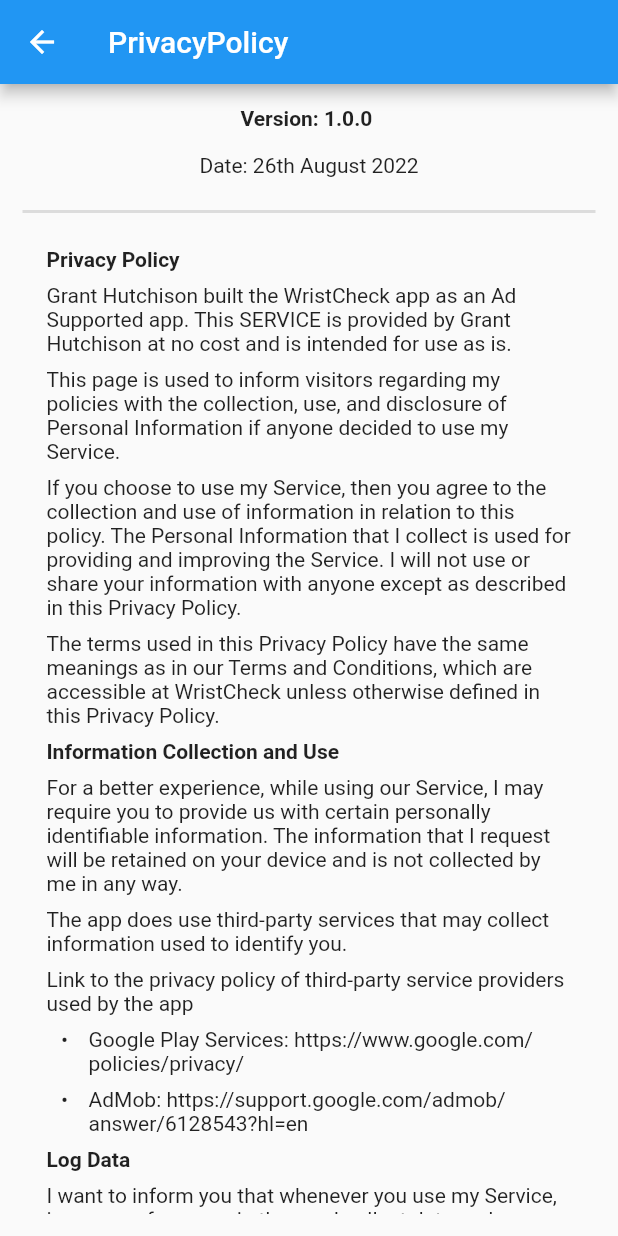
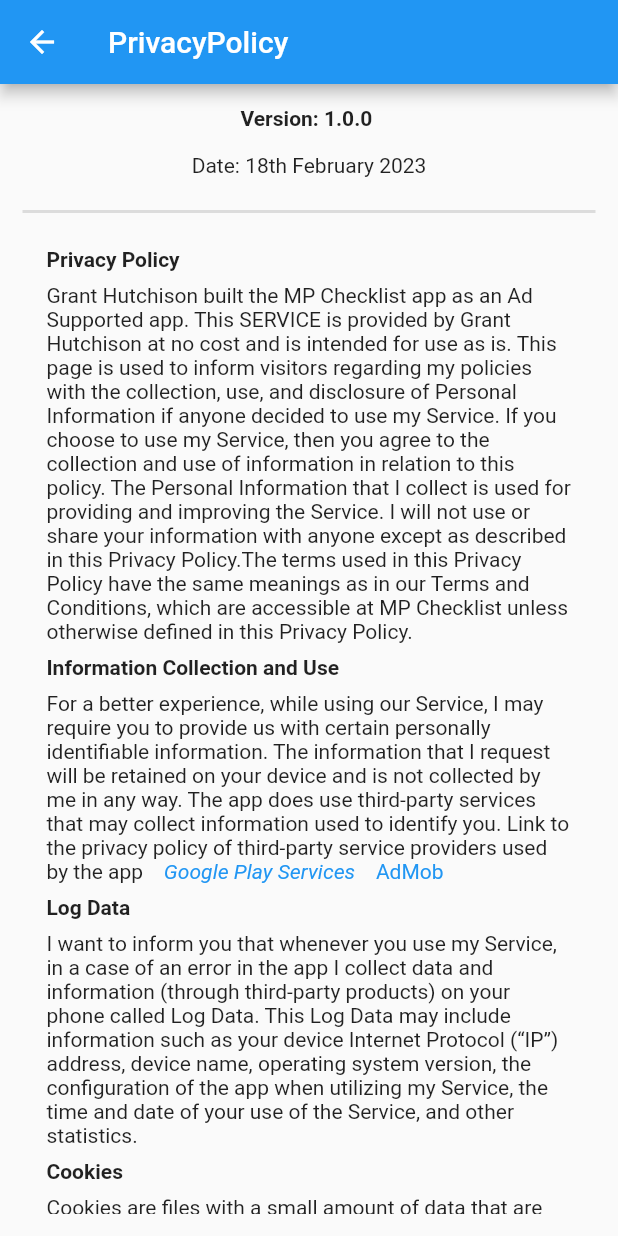
Before and after one commit to Stif-UK/MetroidPrimeTracker, a Flutter app: the screen it shows after launch, in the side drawer, after a tap on "Privacy Policy", on a phone screen of 412 x 824 dp. Run offline on Flutter 3.47's test engine with Material 2 defaults, Android fonts, the phone set to English and light mode, and no system bars; our stand-ins replace flutter_markdown, font_awesome_flutter, get, hive, hive_flutter, shared_preferences; accounts and stored records are empty.

Commit message:
implemented privacy policy

```diff
--- a/lib/copy/privacypolicycopy.dart
+++ b/lib/copy/privacypolicycopy.dart
@@ -1,41 +1,62 @@
 class PrivacyPolicyCopy{
   static String versionNumber = "1.0.0";
-  static String policyDate = "26th August 2022";
+  static String policyDate = "18th February 2023";
 
   static String privacyWording = "**Privacy Policy** \n\n"
-      "Grant Hutchison built the WristCheck app as an Ad Supported app. This SERVICE is provided by Grant Hutchison at no cost and is intended for use as is.\n"
-      "\nThis page is used to inform visitors regarding my policies with the collection, use, and disclosure of Personal Information if anyone decided to use my Service."
-      "\n\nIf you choose to use my Service, then you agree to the collection and use of information in relation to this policy. The Personal Information that I collect is used for providing and improving the Service. I will not use or share your information with anyone except as described in this Privacy Policy."
-      "\n\nThe terms used in this Privacy Policy have the same meanings as in our Terms and Conditions, which are accessible at WristCheck unless otherwise defined in this Privacy Policy."
-      "\n\n\n**Information Collection and Use**"
-      "\n\nFor a better experience, while using our Service, I may require you to provide us with certain personally identifiable information. The information that I request will be retained on your device and is not collected by me in any way."
-      "\n\nThe app does use third-party services that may collect information used to identify you."
-      "\n\nLink to the privacy policy of third-party service providers used by the app "
-      "\n*   Google Play Services: https://www.google.com/policies/privacy/ "
-      "\n*   AdMob: https://support.google.com/admob/answer/6128543?hl=en"
-      "\n\n\n**Log Data**"
-      "\n\nI want to inform you that whenever you use my Service, in a case of an error in the app I collect data and information (through third-party products) on your phone called Log Data. This Log Data may include information such as your device Internet Protocol (“IP”) address, device name, operating system version, the configuration of the app when utilizing my Service, the time and date of your use of the Service, and other statistics."
-      "\n\n\n**Cookies**"
-      "\n\nCookies are files with a small amount of data that are commonly used as anonymous unique identifiers. These are sent to your browser from the websites that you visit and are stored on your device's internal memory."
-      "\n\nThis Service does not use these “cookies” explicitly. However, the app may use third-party code and libraries that use “cookies” to collect information and improve their services. You have the option to either accept or refuse these cookies and know when a cookie is being sent to your device. If you choose to refuse our cookies, you may not be able to use some portions of this Service."
-      "\n\n**Service Providers**"
-      "\n\nI may employ third-party companies and individuals due to the following reasons: "
-      "\n*   To facilitate our Service;"
-      "\n*   To provide the Service on our behalf; "
-      "\n*   To perform Service-related services; or "
-      "\n*   To assist us in analyzing how our Service is used."
-      "\n\nI want to inform users of this Service that these third parties have access to their Personal Information. The reason is to perform the tasks assigned to them on our behalf. However, they are obligated not to disclose or use the information for any other purpose."
-      "\n\n\n**Security**"
-      "\n\nI value your trust in providing us your Personal Information, thus we are striving to use commercially acceptable means of protecting it. But remember that no method of transmission over the internet, or method of electronic storage is 100% secure and reliable, and I cannot guarantee its absolute security."
-      "\n\n\n**Links to Other Sites**"
-      "\n\nThis Service may contain links to other sites. If you click on a third-party link, you will be directed to that site. Note that these external sites are not operated by me. Therefore, I strongly advise you to review the Privacy Policy of these websites. I have no control over and assume no responsibility for the content, privacy policies, or practices of any third-party sites or services."
-      "\n\n\n**Children’s Privacy**"
-      "\n\nThese Services do not address anyone under the age of 13. I do not knowingly collect personally identifiable information from children under 13 years of age. In the case I discover that a child under 13 has provided me with personal information, I immediately delete this from our servers. If you are a parent or guardian and you are aware that your child has provided us with personal information, please contact me so that I will be able to do the necessary actions."
-      "\n\n\n**Changes to This Privacy Policy**"
-      "\n\nI may update our Privacy Policy from time to time. Thus, you are advised to review this page periodically for any changes. I will notify you of any changes by posting the new Privacy Policy on this page."
-      "\n\nThis policy is effective as of 2022-08-26"
-      "\n\n\n**Contact Us**"
-      "\n\nIf you have any questions or suggestions about my Privacy Policy, do not hesitate to contact me at stifdev.uk@gmail.com."
-      "\n\nThis privacy policy page was created at [privacypolicytemplate.net](https://privacypolicytemplate.net) and modified/generated by [App Privacy Policy Generator](https://app-privacy-policy-generator.nisrulz.com/)";
+      "Grant Hutchison built the MP Checklist app as an Ad Supported app. This SERVICE is provided by Grant Hutchison at no cost and is intended for use as is.\n "
+      "This page is used to inform visitors regarding my policies with the collection, use, and disclosure of Personal Information if anyone decided to use my Service.\n"
+      "If you choose to use my Service, then you agree to the collection and use of information in relation to this policy. The Personal Information that I collect is used for providing and improving the Service. I will not use or share your information with anyone except as described in this Privacy Policy."
+      "The terms used in this Privacy Policy have the same meanings as in our Terms and Conditions, which are accessible at MP Checklist unless otherwise defined in this Privacy Policy."
+      "\n\n"
+      "**Information Collection and Use**"
+      "\n\n"
+      "For a better experience, while using our Service, I may require you to provide us with certain personally identifiable information. The information that I request will be retained on your device and is not collected by me in any way."
+      "\nThe app does use third-party services that may collect information used to identify you."
+      "\nLink to the privacy policy of third-party service providers used by the app "
+      "*   [Google Play Services](https://www.google.com/policies/privacy/) "
+      "*   [AdMob](https://support.google.com/admob/answer/6128543?hl=en)"
+      "\n\n"
+      "**Log Data**"
+      "\n\n"
+      "I want to inform you that whenever you use my Service, in a case of an error in the app I collect data and information (through third-party products) on your phone called Log Data. This Log Data may include information such as your device Internet Protocol (“IP”) address, device name, operating system version, the configuration of the app when utilizing my Service, the time and date of your use of the Service, and other statistics."
+      "\n\n"
+      "**Cookies**"
+      "\n\n"
+      "Cookies are files with a small amount of data that are commonly used as anonymous unique identifiers. These are sent to your browser from the websites that you visit and are stored on your device's internal memory."
+      "\nThis Service does not use these “cookies” explicitly. However, the app may use third-party code and libraries that use “cookies” to collect information and improve their services. You have the option to either accept or refuse these cookies and know when a cookie is being sent to your device. If you choose to refuse our cookies, you may not be able to use some portions of this Service."
+      "\n\n"
+      "**Service Providers**"
+      "\n\n"
+      "I may employ third-party companies and individuals due to the following reasons: "
+      "\n"
+      "*   To facilitate our Service; "
+      "*   To provide the Service on our behalf; "
+      "*   To perform Service-related services; or "
+      "*   To assist us in analyzing how our Service is used."
+      "\nI want to inform users of this Service that these third parties have access to their Personal Information. The reason is to perform the tasks assigned to them on our behalf. However, they are obligated not to disclose or use the information for any other purpose."
+      "\n\n"
+      "**Security**"
+      "\n\n"
+      "I value your trust in providing us your Personal Information, thus we are striving to use commercially acceptable means of protecting it. But remember that no method of transmission over the internet, or method of electronic storage is 100% secure and reliable, and I cannot guarantee its absolute security."
+      "\n\n"
+      "**Links to Other Sites**"
+      "\n\n"
+      "This Service may contain links to other sites. If you click on a third-party link, you will be directed to that site. Note that these external sites are not operated by me. Therefore, I strongly advise you to review the Privacy Policy of these websites. I have no control over and assume no responsibility for the content, privacy policies, or practices of any third-party sites or services."
+      "\n\n"
+      "**Children’s Privacy**"
+      "\n\n"
+      "These Services do not address anyone under the age of 13. I do not knowingly collect personally identifiable information from children under 13 years of age. In the case I discover that a child under 13 has provided me with personal information, I immediately delete this from our servers. If you are a parent or guardian and you are aware that your child has provided us with personal information, please contact me so that I will be able to do the necessary actions."
+      "\n\n"
+      "**Changes to This Privacy Policy**"
+      "\n\n"
+      "I may update our Privacy Policy from time to time. Thus, you are advised to review this page periodically for any changes. I will notify you of any changes by posting the new Privacy Policy on this page."
+      "\n\n"
+      "This policy is effective as of 2023-02-18"
+      "\n\n"
+      "**Contact Us**"
+      "\n\n"
+      "If you have any questions or suggestions about my Privacy Policy, do not hesitate to contact me at stifdev.uk@gmail.com."
+      "\n"
+      "This privacy policy page was created at [privacypolicytemplate.net](https://privacypolicytemplate.net) and modified/generated by [App Privacy Policy Generator](https://app-privacy-policy-generator.nisrulz.com/)";
 
 }
```
